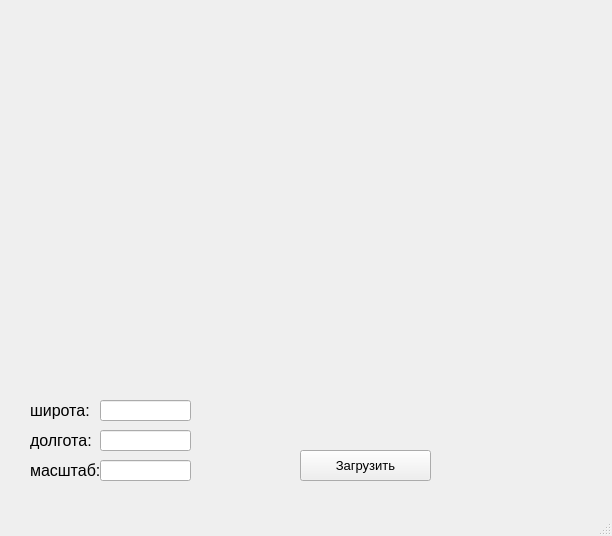
Qt form 1.ui (Soneech/BigMapsTask) before a commit.
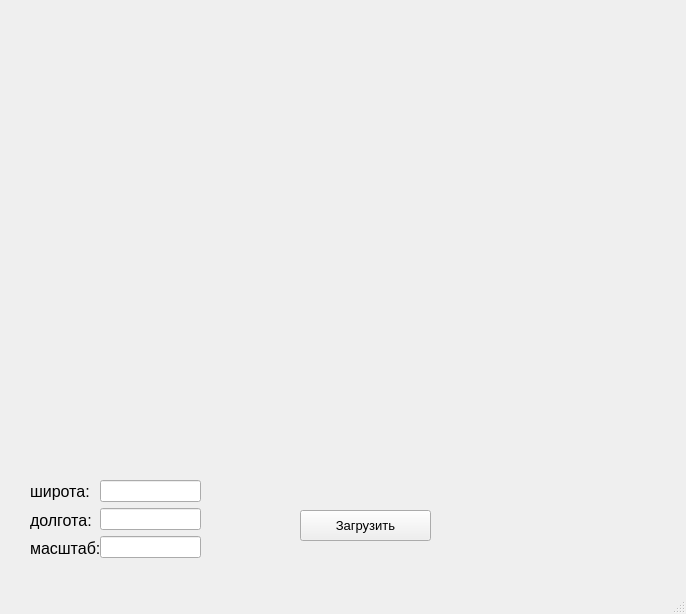
The same form after that commit.

What changed in the file:
```diff
--- a/1.ui
+++ b/1.ui
@@ -6,105 +6,21 @@
    <rect>
     <x>0</x>
     <y>0</y>
-    <width>612</width>
-    <height>536</height>
+    <width>686</width>
+    <height>614</height>
    </rect>
   </property>
   <property name="windowTitle">
    <string>MainWindow</string>
   </property>
   <widget class="QWidget" name="centralwidget">
-   <widget class="QLabel" name="label">
-    <property name="geometry">
-     <rect>
-      <x>30</x>
-      <y>430</y>
-      <width>71</width>
-      <height>20</height>
-     </rect>
-    </property>
-    <property name="font">
-     <font>
-      <pointsize>12</pointsize>
-     </font>
-    </property>
-    <property name="text">
-     <string>долгота:</string>
-    </property>
-   </widget>
-   <widget class="QLineEdit" name="lineEdit">
-    <property name="geometry">
-     <rect>
-      <x>100</x>
-      <y>400</y>
-      <width>91</width>
-      <height>21</height>
-     </rect>
-    </property>
-   </widget>
-   <widget class="QLabel" name="label_2">
-    <property name="geometry">
-     <rect>
-      <x>30</x>
-      <y>400</y>
-      <width>61</width>
-      <height>21</height>
-     </rect>
-    </property>
-    <property name="font">
-     <font>
-      <pointsize>12</pointsize>
-     </font>
-    </property>
-    <property name="text">
-     <string>широта:</string>
-    </property>
-   </widget>
-   <widget class="QLineEdit" name="lineEdit_2">
-    <property name="geometry">
-     <rect>
-      <x>100</x>
-      <y>430</y>
-      <width>91</width>
-      <height>21</height>
-     </rect>
-    </property>
-   </widget>
-   <widget class="QLabel" name="label_3">
-    <property name="geometry">
-     <rect>
-      <x>30</x>
-      <y>460</y>
-      <width>71</width>
-      <height>20</height>
-     </rect>
-    </property>
-    <property name="font">
-     <font>
-      <pointsize>12</pointsize>
-     </font>
-    </property>
-    <property name="text">
-     <string>масштаб:</string>
-    </property>
-   </widget>
-   <widget class="QLineEdit" name="lineEdit_3">
-    <property name="geometry">
-     <rect>
-      <x>100</x>
-      <y>460</y>
-      <width>91</width>
-      <height>21</height>
-     </rect>
-    </property>
-   </widget>
    <widget class="QLabel" name="label_4">
     <property name="geometry">
      <rect>
-      <x>16</x>
-      <y>12</y>
-      <width>581</width>
-      <height>391</height>
+      <x>40</x>
+      <y>10</y>
+      <width>600</width>
+      <height>450</height>
      </rect>
     </property>
     <property name="text">
@@ -115,7 +31,7 @@
     <property name="geometry">
      <rect>
       <x>300</x>
-      <y>450</y>
+      <y>510</y>
       <width>131</width>
       <height>31</height>
      </rect>
@@ -129,6 +45,75 @@
      <string>Загрузить</string>
     </property>
    </widget>
+   <widget class="QWidget" name="verticalLayoutWidget">
+    <property name="geometry">
+     <rect>
+      <x>100</x>
+      <y>480</y>
+      <width>101</width>
+      <height>80</height>
+     </rect>
+    </property>
+    <layout class="QVBoxLayout" name="verticalLayout">
+     <item>
+      <widget class="QLineEdit" name="lineEdit"/>
+     </item>
+     <item>
+      <widget class="QLineEdit" name="lineEdit_2"/>
+     </item>
+     <item>
+      <widget class="QLineEdit" name="lineEdit_3"/>
+     </item>
+    </layout>
+   </widget>
+   <widget class="QWidget" name="verticalLayoutWidget_2">
+    <property name="geometry">
+     <rect>
+      <x>30</x>
+      <y>480</y>
+      <width>71</width>
+      <height>80</height>
+     </rect>
+    </property>
+    <layout class="QVBoxLayout" name="verticalLayout_2">
+     <item>
+      <widget class="QLabel" name="label_2">
+       <property name="font">
+        <font>
+         <pointsize>12</pointsize>
+        </font>
+       </property>
+       <property name="text">
+        <string>широта:</string>
+       </property>
+      </widget>
+     </item>
+     <item>
+      <widget class="QLabel" name="label">
+       <property name="font">
+        <font>
+         <pointsize>12</pointsize>
+        </font>
+       </property>
+       <property name="text">
+        <string>долгота:</string>
+       </property>
+      </widget>
+     </item>
+     <item>
+      <widget class="QLabel" name="label_3">
+       <property name="font">
+        <font>
+         <pointsize>12</pointsize>
+        </font>
+       </property>
+       <property name="text">
+        <string>масштаб:</string>
+       </property>
+      </widget>
+     </item>
+    </layout>
+   </widget>
   </widget>
   <widget class="QMenuBar" name="menubar">
    <property name="geometry">
```
Left out of the diff: 2 changed lines with no effect on the pictures.
